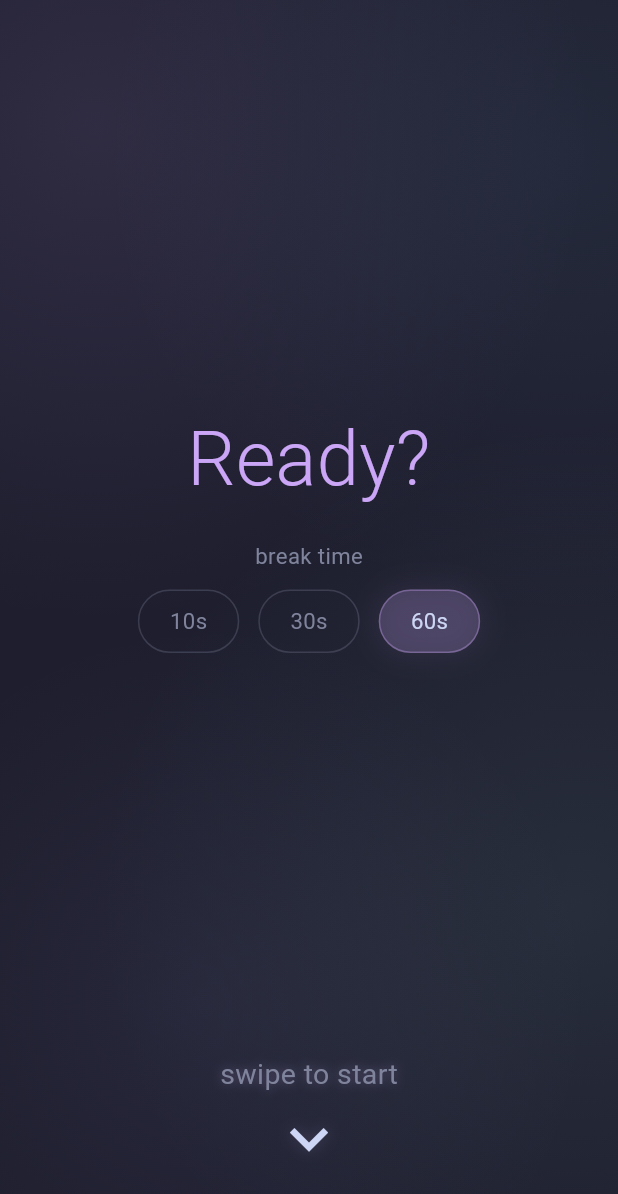
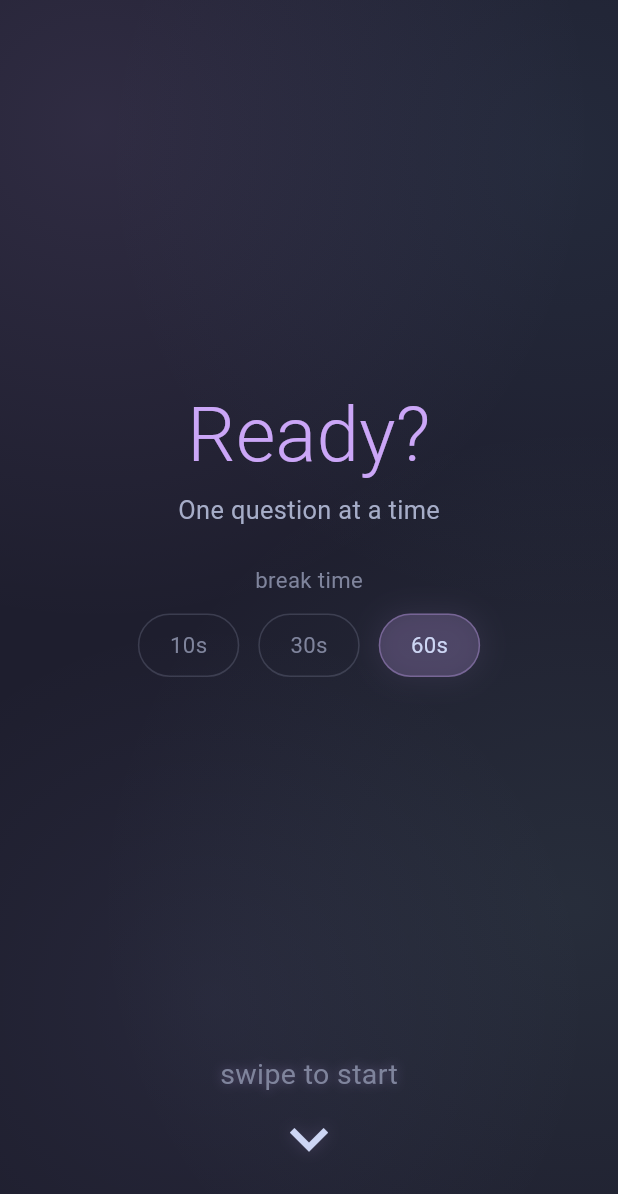
Before and after one commit to vocino/chunk, a Flutter app: the screen it shows after launch, on a phone screen of 412 x 824 dp. Shown: the top 1194 px of the screen. Run offline on Flutter 3.47's test engine with Material 3 defaults, Android fonts, the light colour scheme and no system bars; our stand-ins replace audioplayers, shared_preferences; missing offline and left inert: dart:js_interop.

Commit message:
a11y: screen-reader labels, reduced motion, start-card hint
- AdvanceArrow and break-duration pills exposed as labeled buttons
- break countdown announced via Semantics live region
- breathing circle and ambient background render static frames when
  the OS requests reduced motion (loops don't start)
- start card gains a one-line 'One question at a time' hint

```diff
--- a/lib/screens/session_screen.dart
+++ b/lib/screens/session_screen.dart
@@ -229,6 +229,15 @@ class _SessionScreenState extends State<SessionScreen> {
               textAlign: TextAlign.center,
               style: AppTheme.headingLarge(context).copyWith(color: AppTheme.mauve),
             ),
+            const SizedBox(height: 8),
+            Text(
+              'One question at a time',
+              style: TextStyle(
+                fontSize: 16 * AppTheme.scaleFactor(context),
+                fontWeight: FontWeight.w400,
+                color: AppTheme.subtext0,
+              ),
+            ),
             const SizedBox(height: 24),
             Text(
               'break time',
--- a/lib/widgets/advance_arrow.dart
+++ b/lib/widgets/advance_arrow.dart
@@ -78,7 +78,10 @@ class _AdvanceArrowState extends State<AdvanceArrow>
 
   @override
   Widget build(BuildContext context) {
-    return GestureDetector(
+    return Semantics(
+      button: true,
+      label: widget.label,
+      child: GestureDetector(
         onTap: _handleTap,
         behavior: HitTestBehavior.opaque,
         child: Padding(
@@ -121,6 +124,7 @@ class _AdvanceArrowState extends State<AdvanceArrow>
             ),
           ),
         ),
+      ),
     );
   }
 }
--- a/lib/widgets/ambient_background.dart
+++ b/lib/widgets/ambient_background.dart
@@ -16,6 +16,7 @@ class _AmbientBackgroundState extends State<AmbientBackground>
   late Animation<double> _animA;
   late Animation<double> _animB;
   late final List<_AmbientOrbConfig> _orbs;
+  bool _animationsStarted = false;
 
   @override
   void initState() {
@@ -76,9 +77,19 @@ class _AmbientBackgroundState extends State<AmbientBackground>
     _animB = Tween<double>(begin: 0.0, end: 1.0)
         .chain(CurveTween(curve: Curves.easeInOut))
         .animate(_driftB);
+  }
 
-    _driftA.repeat(reverse: true);
-    _driftB.repeat(reverse: true);
+  @override
+  void didChangeDependencies() {
+    super.didChangeDependencies();
+    // MediaQuery isn't available in initState; start the loops here unless
+    // the OS requests reduced motion.
+    if (_animationsStarted) return;
+    _animationsStarted = true;
+    if (!MediaQuery.disableAnimationsOf(context)) {
+      _driftA.repeat(reverse: true);
+      _driftB.repeat(reverse: true);
+    }
   }
 
   @override
@@ -90,6 +101,17 @@ class _AmbientBackgroundState extends State<AmbientBackground>
 
   @override
   Widget build(BuildContext context) {
+    if (MediaQuery.disableAnimationsOf(context)) {
+      // Static frame when reduced motion is requested.
+      return CustomPaint(
+        painter: _AmbientOrbPainter(
+          orbs: _orbs,
+          valueA: 0.5,
+          valueB: 0.5,
+        ),
+        size: Size.infinite,
+      );
+    }
     return AnimatedBuilder(
       animation: Listenable.merge([_animA, _animB]),
       builder: (context, child) {
--- a/lib/widgets/break_timer_selector.dart
+++ b/lib/widgets/break_timer_selector.dart
@@ -31,7 +31,11 @@ class BreakTimerSelector extends StatelessWidget {
   Widget _buildPill(int seconds, double scale) {
     final isSelected = seconds == selectedDuration;
 
-    return GestureDetector(
+    return Semantics(
+      button: true,
+      selected: isSelected,
+      label: 'Break length $seconds seconds',
+      child: GestureDetector(
         onTap: () {
           HapticFeedback.selectionClick();
           onChanged(seconds);
@@ -72,6 +76,7 @@ class BreakTimerSelector extends StatelessWidget {
             ),
           ),
         ),
+      ),
     );
   }
 }
```
Also changed, not shown: lib/widgets/break_card.dart (+12 -6 lines), lib/widgets/breathing_circle.dart (+33 -12 lines). Lines whose indentation alone changed are shown as unchanged.
